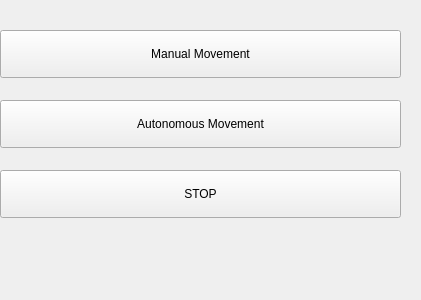
Above: resource/ThreeButtons.ui from menayal/NASA_Lunabotics_rqt_buttons_plugin before the change. Below: the same form after it.
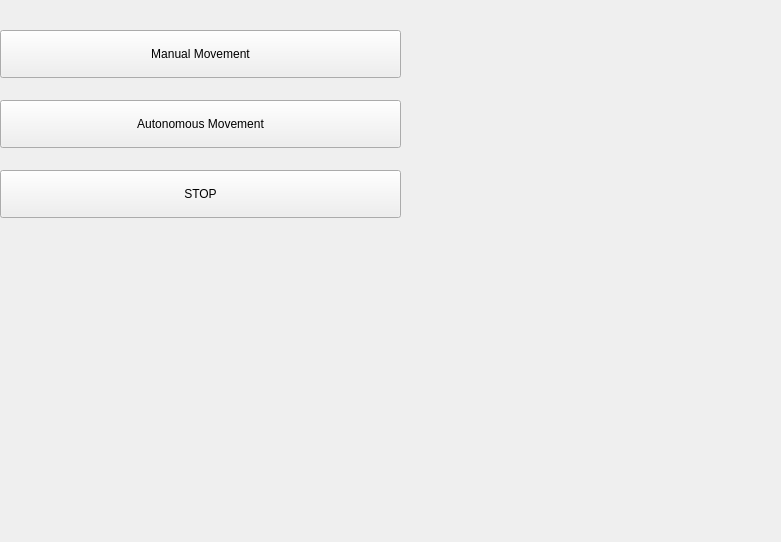
That is the form after the change.

What changed in the file:
```diff
--- a/resource/ThreeButtons.ui
+++ b/resource/ThreeButtons.ui
@@ -6,8 +6,8 @@
    <rect>
     <x>0</x>
     <y>0</y>
-    <width>421</width>
-    <height>300</height>
+    <width>781</width>
+    <height>542</height>
    </rect>
   </property>
   <property name="windowTitle">
```
